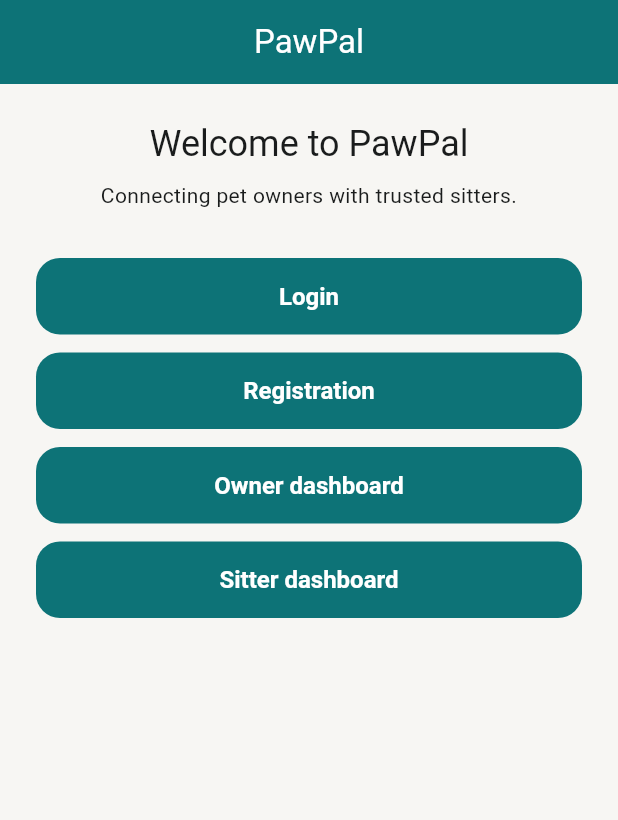
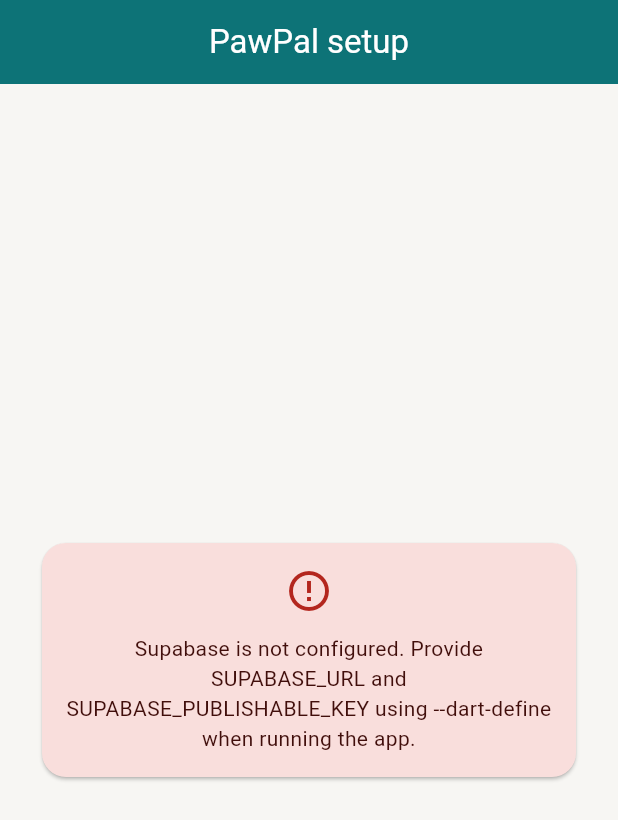
Before and after one commit to BirajShahi/paw-pal-private, a Flutter app: the screen it shows after launch, on a phone screen of 412 x 824 dp. Shown: the top 820 px of the screen. Run offline on Flutter 3.47's test engine with Material 3 defaults, Android fonts, the phone set to English and light mode, and no system bars; our stand-ins replace go_router, supabase_flutter; accounts and stored records are empty.

Commit message:
feat: configure Supabase application client

```diff
--- /dev/null
+++ b/lib/core/config/setup_error_screen.dart
@@ -0,0 +1,54 @@
+import 'package:flutter/material.dart';
+
+import '../theme/app_theme.dart';
+import '../widgets/error_message.dart';
+
+/// Shown when Supabase dart-define values are missing.
+class SetupErrorApp extends StatelessWidget {
+  const SetupErrorApp({super.key});
+
+  static const _message =
+      'Supabase is not configured. Provide SUPABASE_URL and '
+      'SUPABASE_PUBLISHABLE_KEY using --dart-define when running the app.';
+
+  @override
+  Widget build(BuildContext context) {
+    return MaterialApp(
+      title: 'PawPal',
+      debugShowCheckedModeBanner: false,
+      theme: AppTheme.light,
+      home: const SetupErrorScreen(),
+    );
+  }
+}
+
+class SetupErrorScreen extends StatelessWidget {
+  const SetupErrorScreen({super.key});
+
+  @override
+  Widget build(BuildContext context) {
+    return Scaffold(
+      appBar: AppBar(title: const Text('PawPal setup')),
+      body: SafeArea(
+        child: LayoutBuilder(
+          builder: (context, constraints) {
+            final horizontalPadding = constraints.maxWidth > 600 ? 48.0 : 24.0;
+
+            return Center(
+              child: SingleChildScrollView(
+                padding: EdgeInsets.symmetric(
+                  horizontal: horizontalPadding,
+                  vertical: 24,
+                ),
+                child: ConstrainedBox(
+                  constraints: const BoxConstraints(maxWidth: 480),
+                  child: const ErrorMessage(message: SetupErrorApp._message),
+                ),
+              ),
+            );
+          },
+        ),
+      ),
+    );
+  }
+}
--- /dev/null
+++ b/lib/core/config/supabase_config.dart
@@ -0,0 +1,10 @@
+/// Reads Supabase connection values from compile-time environment defines.
+abstract final class SupabaseConfig {
+  static const String url = String.fromEnvironment('SUPABASE_URL');
+  static const String publishableKey = String.fromEnvironment(
+    'SUPABASE_PUBLISHABLE_KEY',
+  );
+
+  /// Whether both required values were provided at build/run time.
+  static bool get isConfigured => url.isNotEmpty && publishableKey.isNotEmpty;
+}
--- a/lib/main.dart
+++ b/lib/main.dart
@@ -1,9 +1,24 @@
 import 'package:flutter/material.dart';
+import 'package:supabase_flutter/supabase_flutter.dart';
 
+import 'core/config/setup_error_screen.dart';
+import 'core/config/supabase_config.dart';
 import 'core/router/app_router.dart';
 import 'core/theme/app_theme.dart';
 
-void main() {
+Future<void> main() async {
+  WidgetsFlutterBinding.ensureInitialized();
+
+  if (!SupabaseConfig.isConfigured) {
+    runApp(const SetupErrorApp());
+    return;
+  }
+
+  await Supabase.initialize(
+    url: SupabaseConfig.url,
+    publishableKey: SupabaseConfig.publishableKey,
+  );
+
   runApp(const PawPalApp());
 }
 
```
